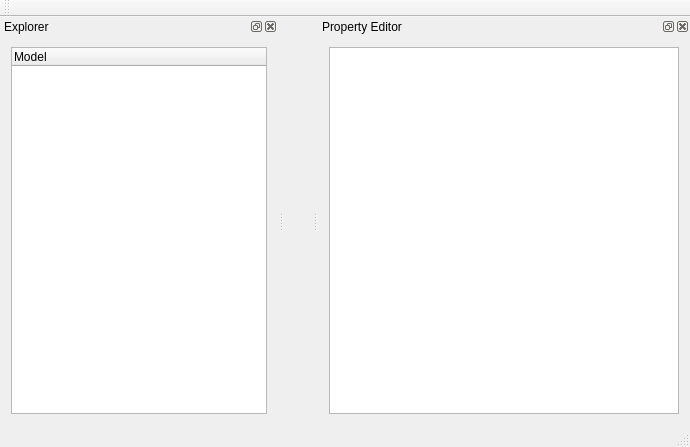
qt/qtmodeling, file examples/uml/editor/mainwindow.ui: the form before one commit.
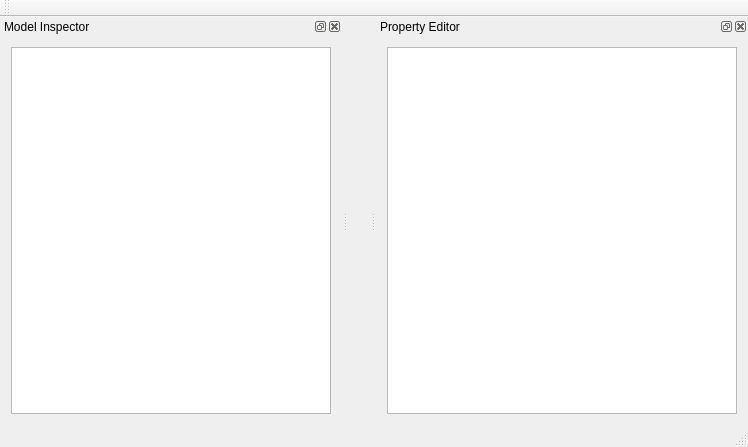
The form after the commit.

Commit message: Add initial (unoptimized) implementation of WrappedObject model

The edit to the form file:
```diff
--- a/examples/uml/editor/mainwindow.ui
+++ b/examples/uml/editor/mainwindow.ui
@@ -6,7 +6,7 @@
    <rect>
     <x>0</x>
     <y>0</y>
-    <width>690</width>
+    <width>704</width>
     <height>447</height>
    </rect>
   </property>
@@ -37,7 +37,7 @@
   <widget class="QStatusBar" name="statusBar"/>
   <widget class="QDockWidget" name="dckExplorer">
    <property name="windowTitle">
-    <string>Explorer</string>
+    <string>Model Inspector</string>
    </property>
    <attribute name="dockWidgetArea">
     <number>1</number>
@@ -45,12 +45,19 @@
    <widget class="QWidget" name="dockWidgetContents">
     <layout class="QGridLayout" name="gridLayout">
      <item row="0" column="0">
-      <widget class="QTreeWidget" name="modelExplorer">
-       <column>
-        <property name="text">
-         <string>Model</string>
-        </property>
-       </column>
+      <widget class="QTreeView" name="modelInspector">
+       <property name="minimumSize">
+        <size>
+         <width>320</width>
+         <height>0</height>
+        </size>
+       </property>
+       <property name="alternatingRowColors">
+        <bool>true</bool>
+       </property>
+       <property name="uniformRowHeights">
+        <bool>true</bool>
+       </property>
       </widget>
      </item>
     </layout>
```
Left out of the diff: 7 changed lines with no effect on the pictures. The commit also changes 5 other files.
